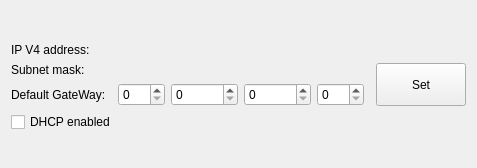
The window that src/pagenetsetwgt.ui (EPC-MSU/XILab) describes before a commit, drawn with Qt 5.
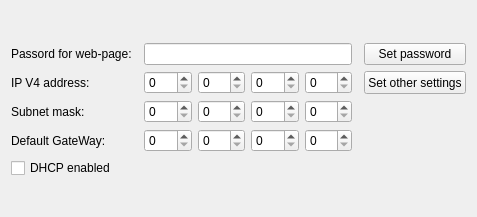
The same window after the commit.

The edit to the form file:
```diff
--- a/src/pagenetsetwgt.ui
+++ b/src/pagenetsetwgt.ui
@@ -7,7 +7,7 @@
     <x>0</x>
     <y>0</y>
     <width>477</width>
-    <height>168</height>
+    <height>217</height>
    </rect>
   </property>
   <property name="windowTitle">
@@ -17,14 +17,172 @@
    <property name="horizontalSpacing">
     <number>12</number>
    </property>
-   <item row="3" column="0">
-    <widget class="QLabel" name="label_3">
-     <property name="text">
-      <string>Default GateWay:</string>
+   <item row="4" column="1">
+    <widget class="QFrame" name="frame_2">
+     <property name="frameShape">
+      <enum>QFrame::NoFrame</enum>
      </property>
+     <property name="frameShadow">
+      <enum>QFrame::Raised</enum>
+     </property>
+     <layout class="QHBoxLayout" name="horizontalLayout_3">
+      <property name="margin">
+       <number>0</number>
+      </property>
+      <item>
+       <widget class="QDoubleSpinBox" name="hwBox_dgw0">
+        <property name="decimals">
+         <number>0</number>
+        </property>
+        <property name="maximum">
+         <double>255.000000000000000</double>
+        </property>
+       </widget>
+      </item>
+      <item>
+       <widget class="QDoubleSpinBox" name="hwBox_dgw1">
+        <property name="decimals">
+         <number>0</number>
+        </property>
+        <property name="maximum">
+         <double>255.000000000000000</double>
+        </property>
+       </widget>
+      </item>
+      <item>
+       <widget class="QDoubleSpinBox" name="hwBox_dgw2">
+        <property name="decimals">
+         <number>0</number>
+        </property>
+        <property name="maximum">
+         <double>255.000000000000000</double>
+        </property>
+       </widget>
+      </item>
+      <item>
+       <widget class="QDoubleSpinBox" name="hwBox_dgw3">
+        <property name="decimals">
+         <number>0</number>
+        </property>
+        <property name="maximum">
+         <double>255.000000000000000</double>
+        </property>
+       </widget>
+      </item>
+     </layout>
     </widget>
    </item>
-   <item row="1" column="0">
+   <item row="3" column="1">
+    <widget class="QFrame" name="frame_1">
+     <property name="frameShape">
+      <enum>QFrame::NoFrame</enum>
+     </property>
+     <property name="frameShadow">
+      <enum>QFrame::Raised</enum>
+     </property>
+     <layout class="QHBoxLayout" name="horizontalLayout_2">
+      <property name="margin">
+       <number>0</number>
+      </property>
+      <item>
+       <widget class="QDoubleSpinBox" name="hwBox_sbm0">
+        <property name="decimals">
+         <number>0</number>
+        </property>
+        <property name="maximum">
+         <double>255.000000000000000</double>
+        </property>
+       </widget>
+      </item>
+      <item>
+       <widget class="QDoubleSpinBox" name="hwBox_sbm1">
+        <property name="decimals">
+         <number>0</number>
+        </property>
+        <property name="maximum">
+         <double>255.000000000000000</double>
+        </property>
+       </widget>
+      </item>
+      <item>
+       <widget class="QDoubleSpinBox" name="hwBox_sbm2">
+        <property name="decimals">
+         <number>0</number>
+        </property>
+        <property name="maximum">
+         <double>255.000000000000000</double>
+        </property>
+       </widget>
+      </item>
+      <item>
+       <widget class="QDoubleSpinBox" name="hwBox_sbm3">
+        <property name="decimals">
+         <number>0</number>
+        </property>
+        <property name="maximum">
+         <double>255.000000000000000</double>
+        </property>
+       </widget>
+      </item>
+     </layout>
+    </widget>
+   </item>
+   <item row="2" column="1">
+    <widget class="QFrame" name="frame_0">
+     <property name="frameShape">
+      <enum>QFrame::NoFrame</enum>
+     </property>
+     <property name="frameShadow">
+      <enum>QFrame::Raised</enum>
+     </property>
+     <layout class="QHBoxLayout" name="horizontalLayout_0">
+      <property name="margin">
+       <number>0</number>
+      </property>
+      <item>
+       <widget class="QDoubleSpinBox" name="hwBox_ip0">
+        <property name="decimals">
+         <number>0</number>
+        </property>
+        <property name="maximum">
+         <double>255.000000000000000</double>
+        </property>
+       </widget>
+      </item>
+      <item>
+       <widget class="QDoubleSpinBox" name="hwBox_ip1">
+        <property name="decimals">
+         <number>0</number>
+        </property>
+        <property name="maximum">
+         <double>255.000000000000000</double>
+        </property>
+       </widget>
+      </item>
+      <item>
+       <widget class="QDoubleSpinBox" name="hwBox_ip2">
+        <property name="decimals">
+         <number>0</number>
+        </property>
+        <property name="maximum">
+         <double>255.000000000000000</double>
+        </property>
+       </widget>
+      </item>
+      <item>
+       <widget class="QDoubleSpinBox" name="hwBox_ip3">
+        <property name="decimals">
+         <number>0</number>
+        </property>
+        <property name="maximum">
+         <double>255.000000000000000</double>
+        </property>
+       </widget>
+      </item>
+     </layout>
+    </widget>
+   </item>
+   <item row="2" column="0">
     <widget class="QLabel" name="label">
      <property name="text">
       <string>IP V4 address:</string>
@@ -34,13 +192,6 @@
      </property>
     </widget>
    </item>
-   <item row="2" column="0">
-    <widget class="QLabel" name="label_2">
-     <property name="text">
-      <string>Subnet mask:</string>
-     </property>
-    </widget>
-   </item>
    <item row="0" column="0">
     <spacer name="verticalSpacer">
      <property name="orientation">
@@ -57,82 +208,68 @@
      </property>
     </spacer>
    </item>
-   <item row="5" column="0" colspan="3">
-    <spacer name="verticalSpacer_2">
-     <property name="orientation">
-      <enum>Qt::Vertical</enum>
-     </property>
-     <property name="sizeHint" stdset="0">
-      <size>
-       <width>20</width>
-       <height>40</height>
-      </size>
-     </property>
-    </spacer>
-   </item>
-   <item row="4" column="0" colspan="2">
+   <item row="7" column="0" colspan="2">
     <widget class="QCheckBox" name="checkBox">
      <property name="text">
       <string>DHCP enabled</string>
      </property>
     </widget>
    </item>
-   <item row="3" column="1">
-    <widget class="QFrame" name="frame">
-     <property name="frameShape">
-      <enum>QFrame::NoFrame</enum>
+   <item row="4" column="0">
+    <widget class="QLabel" name="label_3">
+     <property name="text">
+      <string>Default GateWay:</string>
      </property>
-     <property name="frameShadow">
-      <enum>QFrame::Raised</enum>
+    </widget>
+   </item>
+   <item row="8" column="0" colspan="3">
+    <spacer name="verticalSpacer_2">
+     <property name="orientation">
+      <enum>Qt::Vertical</enum>
      </property>
-     <layout class="QHBoxLayout" name="horizontalLayout_2">
-      <property name="margin">
-       <number>0</number>
-      </property>
-      <item>
-       <widget class="QDoubleSpinBox" name="hwBox_dgw0">
-        <property name="decimals">
-         <number>0</number>
-        </property>
-        <property name="maximum">
-         <double>255.000000000000000</double>
-        </property>
-       </widget>
-      </item>
-      <item>
-       <widget class="QDoubleSpinBox" name="hwBox_dgw1">
-        <property name="decimals">
-         <number>0</number>
-        </property>
-        <property name="maximum">
-         <double>999999999.000000000000000</double>
-        </property>
-       </widget>
-      </item>
-      <item>
-       <widget class="QDoubleSpinBox" name="hwBox_dgw2">
-        <property name="decimals">
-         <number>0</number>
-        </property>
-        <property name="maximum">
-         <double>999999999.000000000000000</double>
-        </property>
-       </widget>
-      </item>
-      <item>
-       <widget class="QDoubleSpinBox" name="hwBox_dgw3">
-        <property name="decimals">
-         <number>0</number>
-        </property>
-        <property name="maximum">
-         <double>255.000000000000000</double>
-        </property>
-       </widget>
-      </item>
-     </layout>
+     <property name="sizeHint" stdset="0">
+      <size>
+       <width>20</width>
+       <height>40</height>
+      </size>
+     </property>
+    </spacer>
+   </item>
+   <item row="3" column="0">
+    <widget class="QLabel" name="label_2">
+     <property name="text">
+      <string>Subnet mask:</string>
+     </property>
     </widget>
    </item>
-   <item row="2" column="2" rowspan="2">
+   <item row="1" column="1">
+    <widget class="QLineEdit" name="passwLe">
+     <property name="maxLength">
+      <number>19</number>
+     </property>
+    </widget>
+   </item>
+   <item row="1" column="0">
+    <widget class="QLabel" name="label_4">
+     <property name="text">
+      <string>Passord for web-page:</string>
+     </property>
+    </widget>
+   </item>
+   <item row="1" column="2">
+    <widget class="QPushButton" name="writePswBtn">
+     <property name="sizePolicy">
+      <sizepolicy hsizetype="Minimum" vsizetype="Preferred">
+       <horstretch>0</horstretch>
+       <verstretch>0</verstretch>
+      </sizepolicy>
+     </property>
+     <property name="text">
+      <string>Set password</string>
+     </property>
+    </widget>
+   </item>
+   <item row="2" column="2">
     <widget class="QPushButton" name="writeBtn">
      <property name="sizePolicy">
       <sizepolicy hsizetype="Minimum" vsizetype="Preferred">
@@ -141,7 +278,7 @@
       </sizepolicy>
      </property>
      <property name="text">
-      <string>Set</string>
+      <string>Set other settings</string>
      </property>
     </widget>
    </item>
```
Left out of the diff: 3 changed lines with no effect on the pictures.
